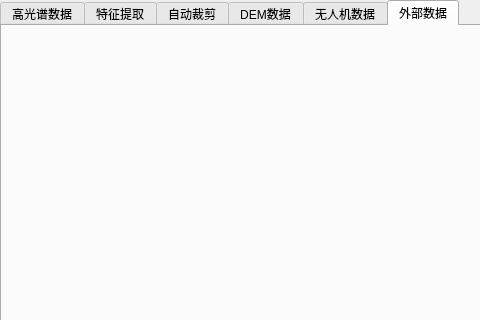
First picture: the form in zhengshiban_dialog_base.ui, repository tudoulei/zhengshiban, before the edit; both pictures show x 0 to 480 and y 0 to 320 of the 1042 by 767 pixel window.
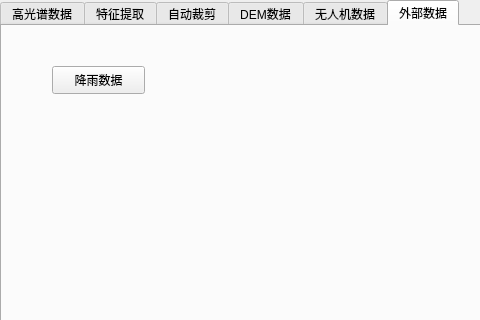
Second picture: the form after the edit. The open tabs and pages were chosen to show the change.

```diff
--- a/zhengshiban_dialog_base.ui
+++ b/zhengshiban_dialog_base.ui
@@ -571,6 +571,19 @@
     <attribute name="title">
      <string>外部数据</string>
     </attribute>
+    <widget class="QPushButton" name="pushButton_5">
+     <property name="geometry">
+      <rect>
+       <x>50</x>
+       <y>40</y>
+       <width>93</width>
+       <height>28</height>
+      </rect>
+     </property>
+     <property name="text">
+      <string>降雨数据</string>
+     </property>
+    </widget>
    </widget>
   </widget>
   <widget class="QListView" name="listView">
```
Left out of the diff: 2 changed lines with no effect on the pictures.
